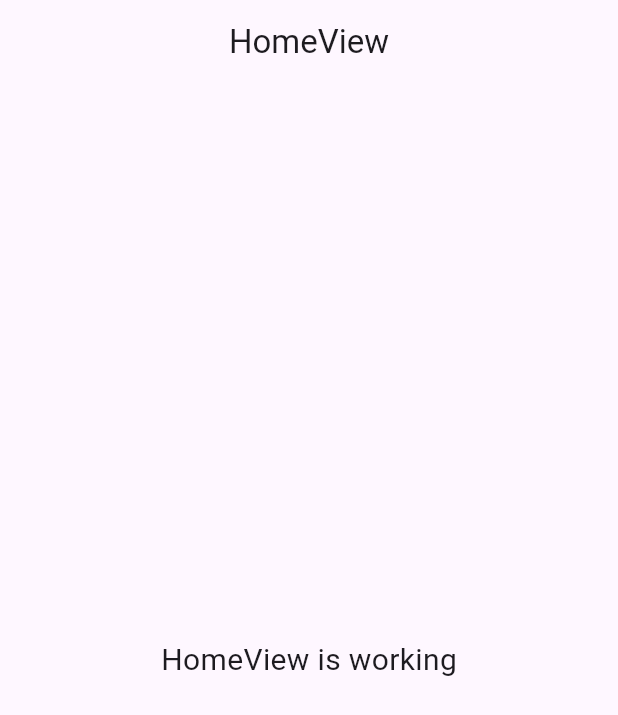
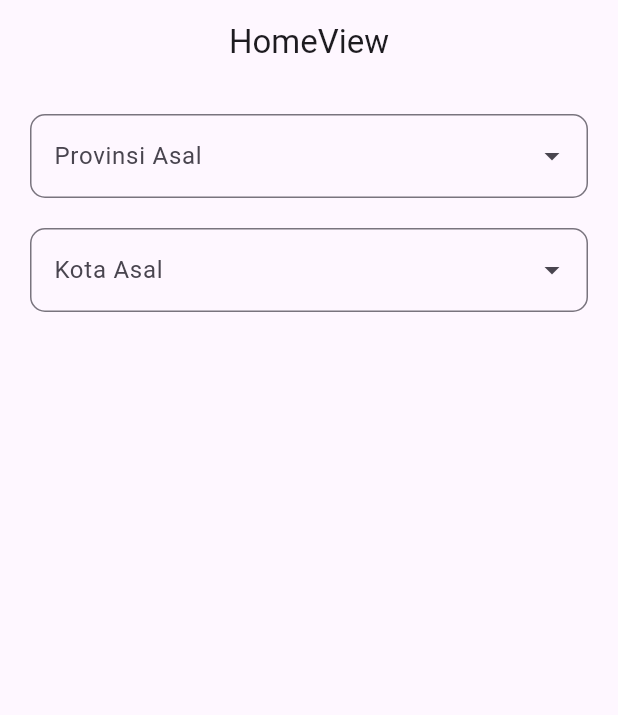
Before and after one commit to danimisme/Aplikasi-Cek-Ongkir, a Flutter app: the screen it shows after launch, on a phone screen of 412 x 824 dp. Shown: the top 715 px of the screen. Run offline on Flutter 3.47's test engine with Material 3 defaults, Android fonts, the phone set to English and light mode, and no system bars; drawn by our look-alikes of dropdown_search; our stand-ins replace dio, get.

Commit message:
Implement province and city fetching in HomeController and update HomeView with dropdowns

```diff
--- a/lib/app/data/models/city_model.dart
+++ b/lib/app/data/models/city_model.dart
@@ -39,4 +39,7 @@ class City {
     if (data == null || data.length == 0) return [];
     return data.map((e) => City.fromJson(e)).toList();
   }
+
+  @override
+  String toString() => cityName!;
 }
--- a/lib/app/data/models/province_model.dart
+++ b/lib/app/data/models/province_model.dart
@@ -23,4 +23,7 @@ class Province {
     if (data == null || data.length == 0) return [];
     return data.map((e) => Province.fromJson(e)).toList();
   }
+
+  @override
+  String toString() => province!;
 }
--- a/lib/app/modules/home/views/home_view.dart
+++ b/lib/app/modules/home/views/home_view.dart
@@ -1,8 +1,12 @@
 import 'package:flutter/material.dart';
-
+import "package:dropdown_search/dropdown_search.dart";
 import 'package:get/get.dart';
+import 'package:ongkir/app/data/models/city_model.dart';
+import '../../../data/models/province_model.dart';
 
 import '../controllers/home_controller.dart';
+
+
 
 class HomeView extends GetView<HomeController> {
   const HomeView({super.key});
@@ -13,11 +17,61 @@ class HomeView extends GetView<HomeController> {
         title: const Text('HomeView'),
         centerTitle: true,
       ),
-      body: const Center(
-        child: Text(
-          'HomeView is working',
-          style: TextStyle(fontSize: 20),
-        ),
+      body: ListView(
+        padding: EdgeInsets.all(20),
+        children: [
+          DropdownSearch<Province>(
+            compareFn: (item1, item2) => item1 == item2,
+            items: (f , s) => controller.fetchProvince(f),
+            itemAsString: (item) => item.province ?? '',
+            popupProps: PopupProps.menu(
+              showSelectedItems: true,
+              showSearchBox: true,
+              loadingBuilder: (context, searchEntry) =>
+                const Center(child: CircularProgressIndicator()),
+              itemBuilder: (context, item, isDisabled , isSelected) {
+                return ListTile(
+                  title: Text(item.province ?? ''),
+                );
+              },
+            ),
+            decoratorProps: DropDownDecoratorProps(
+              decoration: InputDecoration(
+                labelText: "Provinsi Asal",
+                border: OutlineInputBorder(
+                  borderRadius: BorderRadius.circular(10),
+                ),
+              )
+            ),
+            onChanged: (value) => controller.provAsalId.value = value?.provinceId ?? "0",
+          ),
+          SizedBox(height: 20),
+          DropdownSearch<City>(
+            compareFn: (item1, item2) => item1 == item2,
+            items: (f , s) => controller.fetchCity(f),
+            itemAsString: (item) => item.cityName ?? '',
+            popupProps: PopupProps.menu(
+              showSelectedItems: true,
+              showSearchBox: true,
+              loadingBuilder: (context, searchEntry) =>
+                const Center(child: CircularProgressIndicator()),
+              itemBuilder: (context, item, isDisabled , isSelected) {
+                return ListTile(
+                  title: Text("${item.type} ${item.cityName}"),
+                );
+              },
+            ),
+            decoratorProps: DropDownDecoratorProps(
+              decoration: InputDecoration(
+                labelText: "Kota Asal",
+                border: OutlineInputBorder(
+                  borderRadius: BorderRadius.circular(10),
+                ),
+              )
+            ),
+            onChanged: (value) => controller.cityAsalId.value = value?.cityId ?? "0",
+          )
+        ],
       ),
     );
   }
```
Also changed, not shown: lib/app/modules/home/controllers/home_controller.dart (+53 -4 lines).
